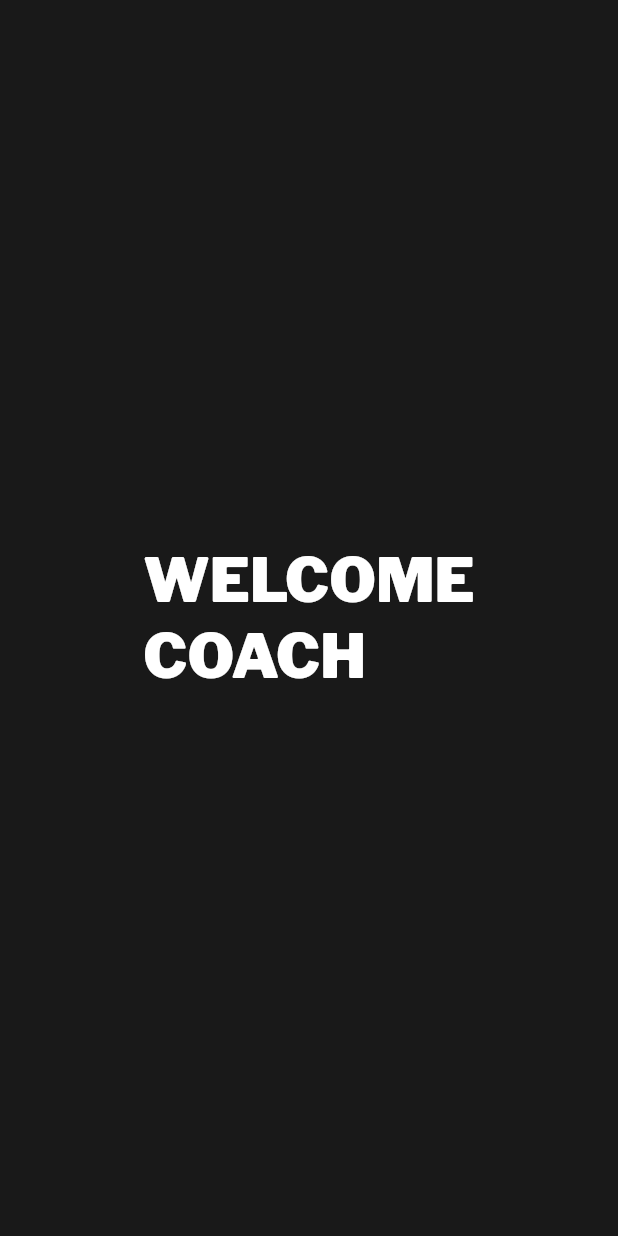
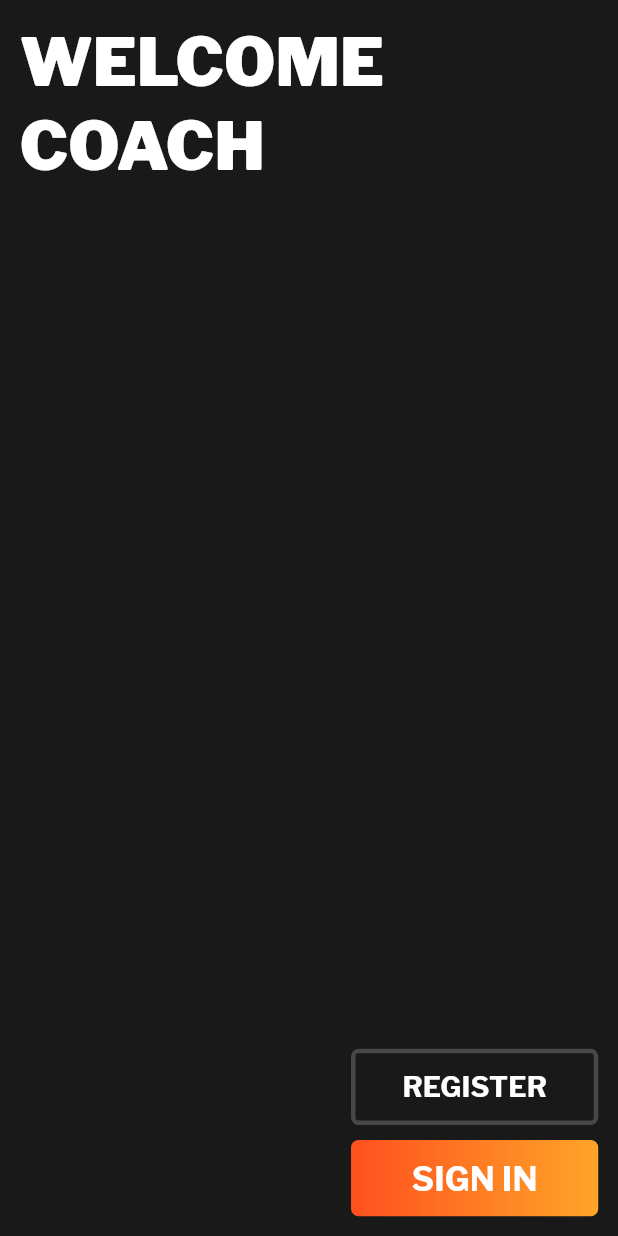
Before and after one commit to tiagotunes/myfm_app, a Flutter app: the screen it shows after launch, on a phone screen of 412 x 824 dp. Run offline on Flutter 3.47's test engine with Material 3 defaults, Android fonts, the light colour scheme and no system bars; our stand-ins replace google_fonts.

Commit message:
Welcome screen update (practice flutter)

```diff
--- a/myfm/lib/configs/color.dart
+++ b/myfm/lib/configs/color.dart
@@ -1,3 +1,8 @@
 import 'package:flutter/material.dart';
 
 const kBackgroundColor = Color(0xFF191919);
+const kGradientColor = LinearGradient(
+  begin: Alignment.centerLeft,
+  end: Alignment.centerRight,
+  colors: [Color(0xFFFF501E), Color(0xFFFFA528)],
+);
--- a/myfm/lib/configs/theme.dart
+++ b/myfm/lib/configs/theme.dart
@@ -2,6 +2,7 @@ import 'package:flutter/material.dart';
 import 'package:flutter/services.dart';
 import 'package:google_fonts/google_fonts.dart';
 import 'package:myfm/configs/color.dart';
+import 'package:myfm/configs/size.dart';
 
 const systemUiOverlayStyle = SystemUiOverlayStyle(
   // Status bar color set to transperent
@@ -22,8 +23,14 @@ TextTheme textTheme() {
     titleLarge: GoogleFonts.getFont(
       'Libre Franklin',
       color: Colors.white,
-      fontSize: 40,
+      fontSize: getProportionateScreenWidth(40),
       fontWeight: FontWeight.w900,
+    ),
+    labelLarge: GoogleFonts.getFont(
+      'Libre Franklin',
+      color: Colors.white,
+      fontSize: getProportionateScreenWidth(20),
+      fontWeight: FontWeight.bold,
     ),
   );
 }
--- a/myfm/lib/main.dart
+++ b/myfm/lib/main.dart
@@ -1,5 +1,6 @@
 import 'package:flutter/material.dart';
 import 'package:flutter/services.dart';
+import 'package:myfm/configs/size.dart';
 import 'package:myfm/configs/theme.dart';
 import 'package:myfm/screens/welcome/welcome_screen.dart';
 
@@ -14,9 +15,10 @@ class MyApp extends StatelessWidget {
   @override
   Widget build(BuildContext context) {
     SystemChrome.setSystemUIOverlayStyle(systemUiOverlayStyle);
+    SizeConfig().init(context);
 
     return MaterialApp(
-      // debugShowCheckedModeBanner: false,
+      debugShowCheckedModeBanner: false,
       title: 'My FM',
       theme: theme(),
       home: const WelcomeScreen(),
--- /dev/null
+++ b/myfm/lib/screens/welcome/components/body.dart
@@ -0,0 +1,24 @@
+import 'package:flutter/material.dart';
+import 'package:myfm/screens/welcome/components/buttons.dart';
+import 'package:myfm/screens/welcome/components/header.dart';
+
+class Body extends StatefulWidget {
+  const Body({super.key});
+
+  @override
+  State<Body> createState() => _BodyState();
+}
+
+class _BodyState extends State<Body> {
+  @override
+  Widget build(BuildContext context) {
+    return const Column(
+      mainAxisAlignment: MainAxisAlignment.spaceBetween,
+      crossAxisAlignment: CrossAxisAlignment.start,
+      children: [
+        Header(),
+        Buttons(),
+      ],
+    );
+  }
+}
--- /dev/null
+++ b/myfm/lib/screens/welcome/components/buttons.dart
@@ -0,0 +1,54 @@
+import 'package:flutter/material.dart';
+import 'package:myfm/configs/color.dart';
+import 'package:myfm/configs/size.dart';
+
+class Buttons extends StatefulWidget {
+  const Buttons({super.key});
+
+  @override
+  State<Buttons> createState() => _ButtonsState();
+}
+
+class _ButtonsState extends State<Buttons> {
+  @override
+  Widget build(BuildContext context) {
+    return Row(
+      mainAxisAlignment: MainAxisAlignment.end,
+      children: [
+        Column(
+          children: [
+            buildButton(context, 'REGISTER', secundary: true),
+            SizedBox(height: getProportionateScreenHeight(10)),
+            buildButton(context, 'SIGN IN'),
+          ],
+        ),
+      ],
+    );
+  }
+
+  Container buildButton(BuildContext context, String text,
+      {bool secundary = false}) {
+    return Container(
+      height: getProportionateScreenHeight(50),
+      width: getProportionateScreenWidth(150),
+      decoration: BoxDecoration(
+          borderRadius: BorderRadius.circular(5),
+          border: secundary
+              ? Border.all(color: Colors.white.withOpacity(0.2), width: 3)
+              : null,
+          gradient: !secundary ? kGradientColor : null),
+      child: TextButton(
+        onPressed: () {},
+        child: Text(
+          text,
+          style: secundary
+              ? Theme.of(context)
+                  .textTheme
+                  .labelLarge
+                  ?.copyWith(fontSize: getProportionateScreenWidth(17))
+              : Theme.of(context).textTheme.labelLarge,
+        ),
+      ),
+    );
+  }
+}
--- /dev/null
+++ b/myfm/lib/screens/welcome/components/header.dart
@@ -0,0 +1,15 @@
+import 'package:flutter/material.dart';
+
+class Header extends StatelessWidget {
+  const Header({
+    super.key,
+  });
+
+  @override
+  Widget build(BuildContext context) {
+    return Text(
+      'WELCOME\nCOACH',
+      style: Theme.of(context).textTheme.titleLarge,
+    );
+  }
+}
--- a/myfm/lib/screens/welcome/welcome_screen.dart
+++ b/myfm/lib/screens/welcome/welcome_screen.dart
@@ -1,4 +1,6 @@
 import 'package:flutter/material.dart';
+import 'package:myfm/configs/size.dart';
+import 'package:myfm/screens/welcome/components/body.dart';
 
 class WelcomeScreen extends StatelessWidget {
   const WelcomeScreen({super.key});
@@ -6,10 +8,10 @@ class WelcomeScreen extends StatelessWidget {
   @override
   Widget build(BuildContext context) {
     return Scaffold(
-      body: Center(
-        child: Text(
-          'WELCOME\nCOACH',
-          style: Theme.of(context).textTheme.titleLarge,
+      body: SafeArea(
+        child: Padding(
+          padding: EdgeInsets.all(getProportionateScreenWidth(12)),
+          child: const Body(),
         ),
       ),
     );
```
